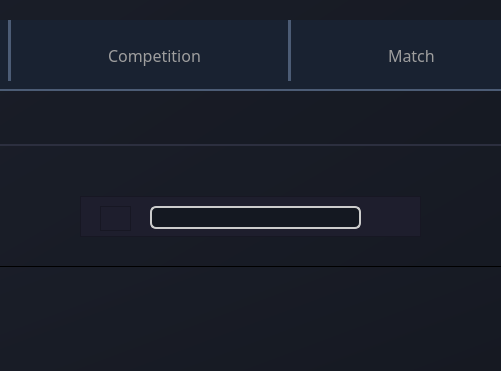
Before: the Qt Designer form JoueurQ/mainwindow.ui in Azer-khadhraoui/ALDAWRY-FOOTBALL, drawn with Qt 5; both pictures show x 352 to 853 and y 0 to 371 of the 1200 by 800 pixel window.
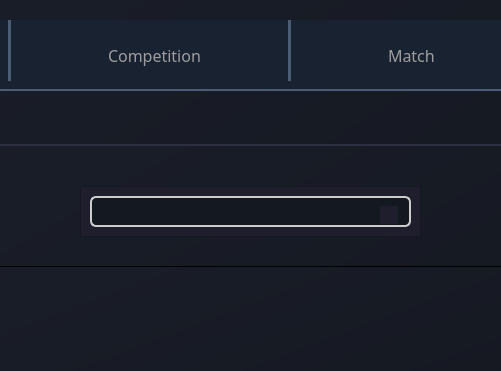
After: the same form once the commit is applied. The open tabs and pages were chosen to show the change. Icons and pictures are not drawn.

Commit message: Refactor player form handling: integrate position selection from combo box, streamline validation, and enhance UI initialization

What changed in the file:
```diff
--- a/JoueurQ/mainwindow.ui
+++ b/JoueurQ/mainwindow.ui
@@ -560,9 +560,9 @@
       <property name="geometry">
        <rect>
         <x>340</x>
-        <y>50</y>
+        <y>40</y>
         <width>341</width>
-        <height>41</height>
+        <height>51</height>
        </rect>
       </property>
       <property name="styleSheet">
@@ -582,10 +582,10 @@
       <widget class="QLineEdit" name="lineEdit_10">
        <property name="geometry">
         <rect>
-         <x>70</x>
+         <x>10</x>
          <y>10</y>
-         <width>211</width>
-         <height>23</height>
+         <width>321</width>
+         <height>31</height>
         </rect>
        </property>
        <property name="styleSheet">
@@ -616,41 +616,6 @@
         <bool>true</bool>
        </property>
       </widget>
-      <widget class="QFrame" name="frame_7">
-       <property name="geometry">
-        <rect>
-         <x>20</x>
-         <y>10</y>
-         <width>31</width>
-         <height>25</height>
-        </rect>
-       </property>
-       <property name="frameShape">
-        <enum>QFrame::Shape::StyledPanel</enum>
-       </property>
-       <property name="frameShadow">
-        <enum>QFrame::Shadow::Raised</enum>
-       </property>
-       <widget class="QLabel" name="label_21">
-        <property name="geometry">
-         <rect>
-          <x>10</x>
-          <y>10</y>
-          <width>11</width>
-          <height>11</height>
-         </rect>
-        </property>
-        <property name="text">
-         <string/>
-        </property>
-        <property name="pixmap">
-         <pixmap>../../../../../Pictures/proj QT/search.png</pixmap>
-        </property>
-        <property name="scaledContents">
-         <bool>true</bool>
-        </property>
-       </widget>
-      </widget>
      </widget>
      <widget class="QPushButton" name="pushButton_3">
       <property name="geometry">
```
Left out of the diff: 237 changed lines with no effect on the pictures. The commit also changes 2 other files.
